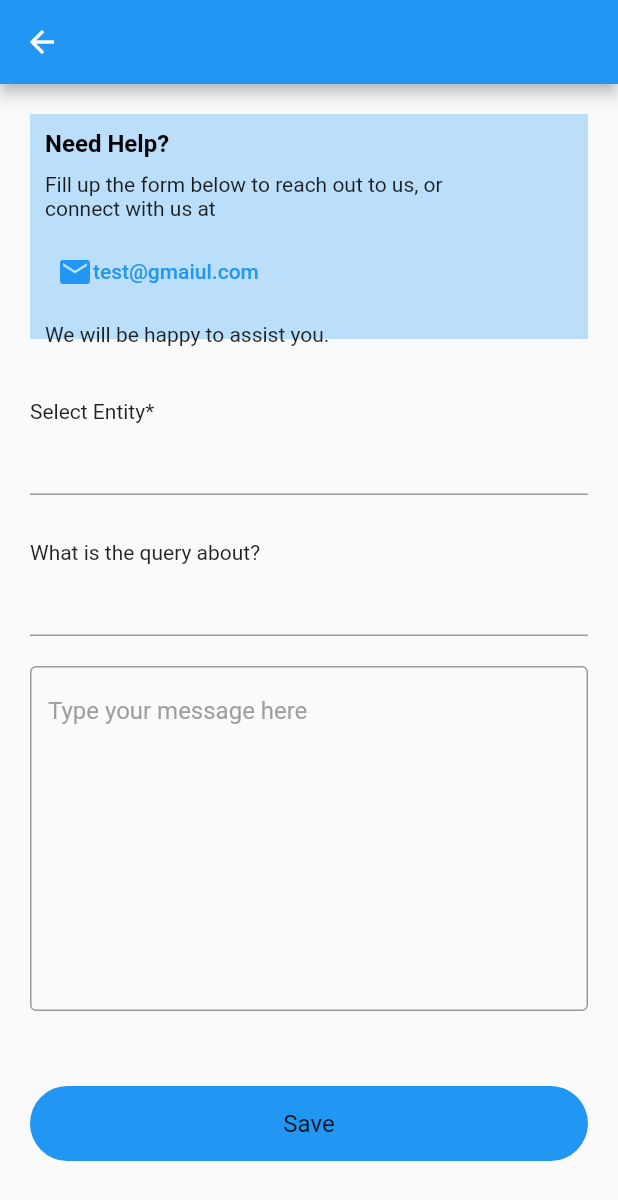
After one commit to parthh75/igli_app, a Flutter app: the ContactUs screen opened directly, on a phone screen of 412 x 824 dp. The commit adds this screen. Shown: the top 1200 px of the screen. Run offline on Flutter 3.47's test engine with Material 2 defaults, Android fonts, the phone set to English and light mode, and no system bars; our stand-ins replace get; statements that could not run were skipped.

Commit message:
zenish 31/10/2022 11:20

```diff
--- /dev/null
+++ b/lib/more/contactus_screen.dart
@@ -0,0 +1,83 @@
+import 'package:flutter/material.dart';
+import 'package:igli_financial/utilities/string.dart';
+
+class ContactUs extends StatefulWidget {
+  const ContactUs({Key? key}) : super(key: key);
+
+  @override
+  State<ContactUs> createState() => _ContactUsState();
+}
+
+class _ContactUsState extends State<ContactUs> {
+  @override
+  Widget build(BuildContext context) {
+    return Scaffold(
+      appBar: AppBar(),
+      body: Padding(
+        padding: const EdgeInsets.symmetric(horizontal: 20),
+        child: Column(
+          crossAxisAlignment: CrossAxisAlignment.start,
+          children: [
+            Container(
+              height: 150,
+              margin: const EdgeInsets.symmetric(vertical: 20),
+              color: Colors.blue.shade100,
+              child: Padding(
+                padding: const EdgeInsets.only(left: 10),
+                child: Column(
+                  crossAxisAlignment: CrossAxisAlignment.start, children: [
+                   Padding(
+                    padding: const EdgeInsets.only(top: 10),
+                    child: Text("${CS.needHelp}?",style: const TextStyle(color: Colors.black,fontWeight: FontWeight.bold,fontSize: 16),),
+                  ),
+                  const Padding(
+                    padding: EdgeInsets.only(top: 10,bottom: 10),
+                    child: Text("Fill up the form below to reach out to us, or \nconnect with us at"),
+                  ),
+                  TextButton(onPressed: () {
+
+                  }, child: Row(
+                    children:  [
+                      const Icon(Icons.email,color: Colors .blue,),
+                      Text(CS.dEmail,style: const TextStyle(color: Colors.blue),),
+                    ],
+                  )),
+                   Padding(
+                    padding: const EdgeInsets.only(top: 10),
+                    child: Text(CS.weWillBeHappyToAssistYou),
+                  ),
+                ],
+                ),
+              ),
+            ),
+            const SizedBox(height: 20,),
+             Text("${CS.selectEntity}*"),
+            const TextField(),
+            const SizedBox(height: 30,),
+             Text(CS.whatIsTheQueryAbout),
+            const TextField(),
+            const SizedBox(height: 20,),
+
+             TextField(
+              maxLines: 10,
+              decoration: InputDecoration(hintText: CS.typeYourMessageHere,border: const OutlineInputBorder(),hintStyle: const TextStyle(color: Colors.grey)),
+
+            ),
+            InkWell(
+              onTap: (){},
+              child: Container(
+                height: 50,
+                margin: const EdgeInsets.only(top:  50),
+                alignment: Alignment.center,
+                width: MediaQuery.of(context).size.width,
+                decoration: BoxDecoration(color: Colors.blue,borderRadius: BorderRadius.circular(25)),
+                child:  Text(CS.save,style: const TextStyle(fontSize: 16),),
+              ),
+            ),
+
+          ],
+        ),
+      ),
+    );
+  }
+}
--- a/lib/utilities/string.dart
+++ b/lib/utilities/string.dart
@@ -1,4 +1,14 @@
 class CS {
   String igli = "IGLI";
   static String igliFinancial = "IGLI Financial";
+
+  static String save="Save";
+  static String needHelp="Need Help";
+  static String weWillBeHappyToAssistYou="We will be happy to assist you.";
+  static String selectEntity="Select Entity";
+  static String whatIsTheQueryAbout="What is the query about?";
+  static String typeYourMessageHere="Type your message here";
+
+  ///dummyText
+  static String dEmail="test@gmaiul.com";
 }
```
